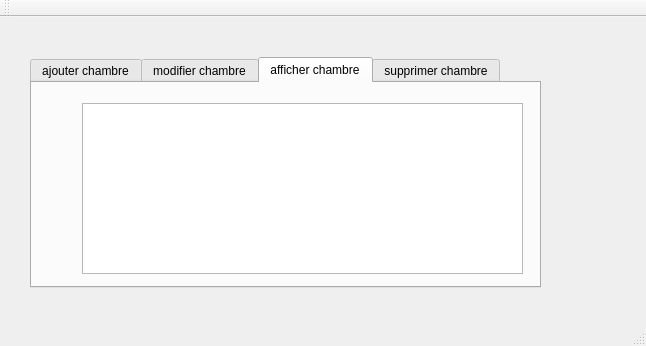
Before: the Qt Designer form mainwindow.ui in naouelboughattas/Smart_parental_Monitoring_2A17, drawn with Qt 5.
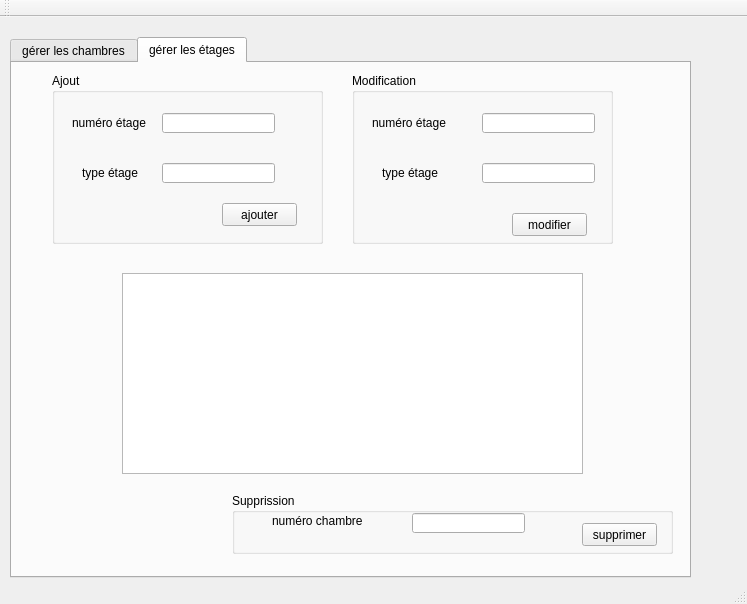
After: the same form once the commit is applied.

What changed in the file:
```diff
--- a/mainwindow.ui
+++ b/mainwindow.ui
@@ -6,8 +6,8 @@
    <rect>
     <x>0</x>
     <y>0</y>
-    <width>646</width>
-    <height>346</height>
+    <width>747</width>
+    <height>604</height>
    </rect>
   </property>
   <property name="windowTitle">
@@ -17,10 +17,10 @@
    <widget class="QTabWidget" name="tabWidget">
     <property name="geometry">
      <rect>
-      <x>30</x>
-      <y>40</y>
-      <width>511</width>
-      <height>231</height>
+      <x>10</x>
+      <y>20</y>
+      <width>681</width>
+      <height>541</height>
      </rect>
     </property>
     <property name="currentIndex">
@@ -28,7 +28,7 @@
     </property>
     <widget class="QWidget" name="tab">
      <attribute name="title">
-      <string>ajouter chambre</string>
+      <string>gérer les chambres</string>
      </attribute>
      <widget class="QGroupBox" name="groupBox">
       <property name="geometry">
@@ -102,22 +102,17 @@
        </property>
       </widget>
      </widget>
-    </widget>
-    <widget class="QWidget" name="tab_4">
-     <attribute name="title">
-      <string>modifier chambre</string>
-     </attribute>
-     <widget class="QLabel" name="label_4">
+     <widget class="QGroupBox" name="groupBox_2">
       <property name="geometry">
        <rect>
-        <x>20</x>
-        <y>60</y>
-        <width>101</width>
-        <height>16</height>
+        <x>310</x>
+        <y>20</y>
+        <width>261</width>
+        <height>171</height>
        </rect>
       </property>
-      <property name="text">
-       <string>numéro chambre</string>
+      <property name="title">
+       <string>Modification</string>
       </property>
      </widget>
      <widget class="QLineEdit" name="le_num2">
@@ -143,84 +138,249 @@
        <string>modifier</string>
       </property>
      </widget>
-     <widget class="QLabel" name="label_5">
-      <property name="geometry">
-       <rect>
-        <x>30</x>
-        <y>110</y>
-        <width>101</width>
-        <height>16</height>
-       </rect>
-      </property>
-      <property name="text">
-       <string>nom chambre</string>
-      </property>
-     </widget>
-     <widget class="QLineEdit" name="le_nom2">
-      <property name="geometry">
-       <rect>
-        <x>150</x>
-        <y>110</y>
-        <width>113</width>
-        <height>20</height>
-       </rect>
-      </property>
-     </widget>
-    </widget>
-    <widget class="QWidget" name="tab_2">
-     <attribute name="title">
-      <string>afficher chambre</string>
-     </attribute>
      <widget class="QTableView" name="tableView">
       <property name="geometry">
        <rect>
-        <x>50</x>
-        <y>20</y>
-        <width>441</width>
-        <height>171</height>
+        <x>80</x>
+        <y>220</y>
+        <width>461</width>
+        <height>201</height>
        </rect>
       </property>
      </widget>
     </widget>
-    <widget class="QWidget" name="tab_3">
+    <widget class="QWidget" name="tab_2">
      <attribute name="title">
-      <string>supprimer chambre</string>
+      <string>gérer les étages</string>
      </attribute>
-     <widget class="QLabel" name="label_3">
+     <widget class="QGroupBox" name="groupBox_4">
       <property name="geometry">
        <rect>
-        <x>30</x>
-        <y>60</y>
-        <width>101</width>
-        <height>16</height>
+        <x>340</x>
+        <y>10</y>
+        <width>261</width>
+        <height>171</height>
        </rect>
       </property>
-      <property name="text">
-       <string>numéro chambre</string>
+      <property name="title">
+       <string>Modification</string>
       </property>
+      <widget class="QLineEdit" name="le_num2_2">
+       <property name="geometry">
+        <rect>
+         <x>130</x>
+         <y>40</y>
+         <width>113</width>
+         <height>20</height>
+        </rect>
+       </property>
+      </widget>
+      <widget class="QPushButton" name="modifier_2">
+       <property name="geometry">
+        <rect>
+         <x>160</x>
+         <y>140</y>
+         <width>75</width>
+         <height>23</height>
+        </rect>
+       </property>
+       <property name="text">
+        <string>modifier</string>
+       </property>
+      </widget>
+      <widget class="QLineEdit" name="le_type2_2">
+       <property name="geometry">
+        <rect>
+         <x>130</x>
+         <y>90</y>
+         <width>113</width>
+         <height>20</height>
+        </rect>
+       </property>
+      </widget>
+      <widget class="QLabel" name="label_11">
+       <property name="geometry">
+        <rect>
+         <x>-140</x>
+         <y>40</y>
+         <width>101</width>
+         <height>16</height>
+        </rect>
+       </property>
+       <property name="text">
+        <string>numéro chambre</string>
+       </property>
+      </widget>
+      <widget class="QLabel" name="label_12">
+       <property name="geometry">
+        <rect>
+         <x>-130</x>
+         <y>90</y>
+         <width>101</width>
+         <height>16</height>
+        </rect>
+       </property>
+       <property name="text">
+        <string>nom chambre</string>
+       </property>
+      </widget>
+      <widget class="QLabel" name="label_13">
+       <property name="geometry">
+        <rect>
+         <x>20</x>
+         <y>40</y>
+         <width>91</width>
+         <height>20</height>
+        </rect>
+       </property>
+       <property name="text">
+        <string>numéro étage</string>
+       </property>
+      </widget>
+      <widget class="QLabel" name="label_14">
+       <property name="geometry">
+        <rect>
+         <x>30</x>
+         <y>90</y>
+         <width>101</width>
+         <height>20</height>
+        </rect>
+       </property>
+       <property name="text">
+        <string>type étage</string>
+       </property>
+      </widget>
      </widget>
-     <widget class="QPushButton" name="suprrimer">
+     <widget class="QTableView" name="tableView_2">
       <property name="geometry">
        <rect>
-        <x>360</x>
-        <y>130</y>
-        <width>75</width>
-        <height>23</height>
+        <x>110</x>
+        <y>210</y>
+        <width>461</width>
+        <height>201</height>
        </rect>
       </property>
-      <property name="text">
-       <string>supprimer</string>
+     </widget>
+     <widget class="QGroupBox" name="groupBox_5">
+      <property name="geometry">
+       <rect>
+        <x>40</x>
+        <y>10</y>
+        <width>271</width>
+        <height>171</height>
+       </rect>
       </property>
+      <property name="title">
+       <string>Ajout  </string>
+      </property>
+      <widget class="QLabel" name="label_3">
+       <property name="geometry">
+        <rect>
+         <x>20</x>
+         <y>40</y>
+         <width>91</width>
+         <height>20</height>
+        </rect>
+       </property>
+       <property name="text">
+        <string>numéro étage</string>
+       </property>
+      </widget>
+      <widget class="QLabel" name="label_4">
+       <property name="geometry">
+        <rect>
+         <x>30</x>
+         <y>90</y>
+         <width>101</width>
+         <height>20</height>
+        </rect>
+       </property>
+       <property name="text">
+        <string>type étage</string>
+       </property>
+      </widget>
+      <widget class="QLineEdit" name="le_num_2">
+       <property name="geometry">
+        <rect>
+         <x>110</x>
+         <y>40</y>
+         <width>113</width>
+         <height>20</height>
+        </rect>
+       </property>
+      </widget>
+      <widget class="QLineEdit" name="le_type_2">
+       <property name="geometry">
+        <rect>
+         <x>110</x>
+         <y>90</y>
+         <width>113</width>
+         <height>20</height>
+        </rect>
+       </property>
+      </widget>
+      <widget class="QPushButton" name="pb_ajouter_2">
+       <property name="geometry">
+        <rect>
+         <x>170</x>
+         <y>130</y>
+         <width>75</width>
+         <height>23</height>
+        </rect>
+       </property>
+       <property name="text">
+        <string>ajouter</string>
+       </property>
+      </widget>
      </widget>
-     <widget class="QLineEdit" name="num">
+     <widget class="QGroupBox" name="groupBox_6">
       <property name="geometry">
        <rect>
-        <x>170</x>
-        <y>60</y>
-        <width>113</width>
-        <height>20</height>
+        <x>220</x>
+        <y>430</y>
+        <width>441</width>
+        <height>61</height>
        </rect>
       </property>
+      <property name="title">
+       <string>Supprission</string>
+      </property>
+      <widget class="QLabel" name="label_15">
+       <property name="geometry">
+        <rect>
+         <x>40</x>
+         <y>20</y>
+         <width>101</width>
+         <height>16</height>
+        </rect>
+       </property>
+       <property name="text">
+        <string>numéro chambre</string>
+       </property>
+      </widget>
+      <widget class="QLineEdit" name="num_2">
+       <property name="geometry">
+        <rect>
+         <x>180</x>
+         <y>20</y>
+         <width>113</width>
+         <height>20</height>
+        </rect>
+       </property>
+      </widget>
+      <widget class="QPushButton" name="suprrimer_2">
+       <property name="geometry">
+        <rect>
+         <x>350</x>
+         <y>30</y>
+         <width>75</width>
+         <height>23</height>
+        </rect>
+       </property>
+       <property name="text">
+        <string>supprimer</string>
+       </property>
+      </widget>
      </widget>
     </widget>
    </widget>
```
Left out of the diff: 161 changed lines with no effect on the pictures.
